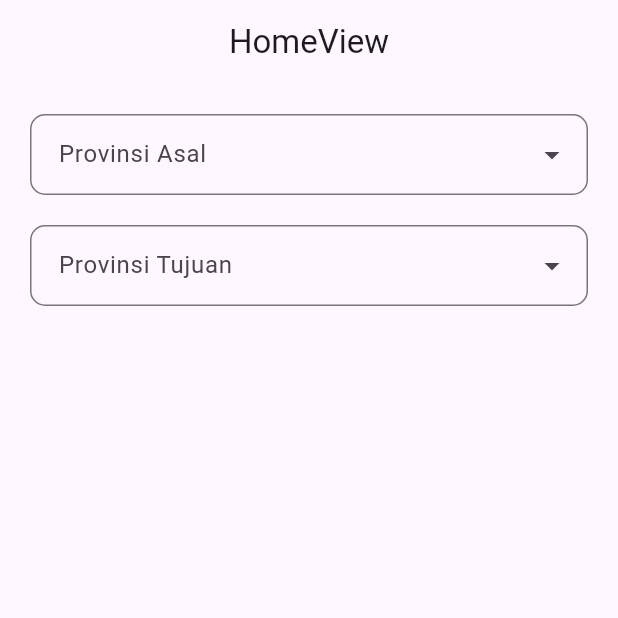
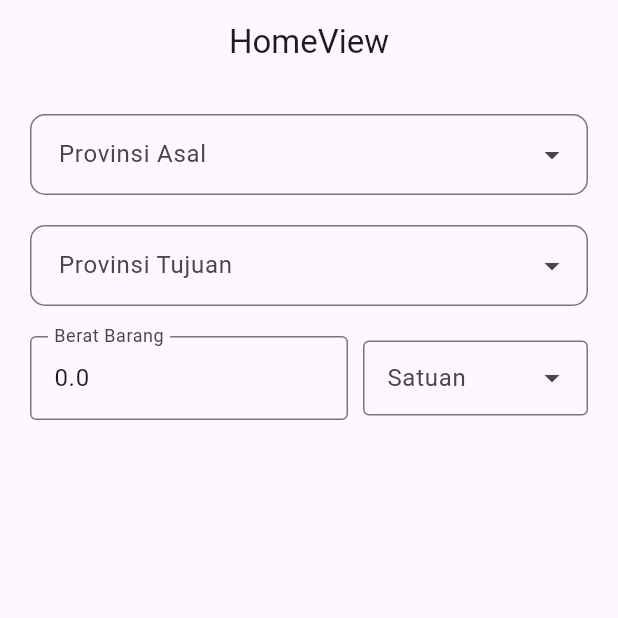
Before and after one commit to hakimxiao/ongkir-app, a Flutter app: the screen it shows after launch, on a phone screen of 412 x 824 dp, the top half of it. Run offline on Flutter 3.47's test engine with Material 3 defaults, Android fonts, the phone set to English and light mode, and no system bars; drawn by our look-alikes of dropdown_search; our stand-ins replace flutter_dotenv, get.

Commit message:
- MEMBUAT TEXT CONTROLLER YANG MENGATASI WEIGHT ATAU BERAT DARI SEBUAH BARANG YANG AKAN DI ANTAR -
*), User menggunakan satuan untuk pengelompokkan dan final value nya akan di buat dalam bentuk gram misal 1000000.0 gram untuk satu ton

```diff
--- a/lib/app/modules/home/views/home_view.dart
+++ b/lib/app/modules/home/views/home_view.dart
@@ -5,6 +5,7 @@ import 'package:get/get.dart';
 
 import 'package:ongkir/app/modules/home/views/widgets/city_dropdown.dart';
 import 'package:ongkir/app/modules/home/views/widgets/province_dropdown.dart';
+import 'package:ongkir/app/modules/home/views/widgets/berat_barang.dart';
 
 import '../controllers/home_controller.dart';
 
@@ -35,6 +36,7 @@ class HomeView extends GetView<HomeController> {
                     tipe: "tujuan",
                   ),
           ),
+          BeratBarang(),
         ],
       ),
     );
--- /dev/null
+++ b/lib/app/modules/home/views/widgets/berat_barang.dart
@@ -0,0 +1,70 @@
+// ignore_for_file: avoid_print
+
+import 'package:dropdown_search/dropdown_search.dart';
+import 'package:flutter/material.dart';
+import 'package:get/get.dart';
+
+import 'package:ongkir/app/modules/home/controllers/home_controller.dart';
+
+class BeratBarang extends GetView<HomeController> {
+  const BeratBarang({super.key});
+
+  @override
+  Widget build(BuildContext context) {
+    return Row(
+      children: [
+        Expanded(
+          child: TextField(
+            controller: controller.beratBarangC,
+            autocorrect: false,
+            keyboardType: TextInputType.numberWithOptions(decimal: true),
+            decoration: InputDecoration(
+              labelText: "Berat Barang",
+              hintText: "Berat barang",
+              border: OutlineInputBorder(),
+            ),
+            onChanged: (value) => controller.handleBeratBarang(value),
+          ),
+        ),
+        SizedBox(width: 10),
+        SizedBox(
+          width: 150,
+          height: 50,
+          child: DropdownSearch<String>(
+            items: (f, cs) => [
+              "Ton",
+              'Kwintal',
+              'Ons',
+              'Lbs',
+              'Pound',
+              'Kg',
+              'Hg',
+              'Dag',
+              'Gram',
+              'Dg',
+              'Cg',
+              'Mg',
+            ],
+            decoratorProps: DropDownDecoratorProps(
+              decoration: InputDecoration(
+                border: OutlineInputBorder(),
+                labelText: "Satuan",
+              ),
+            ),
+            popupProps: PopupProps.bottomSheet(
+              searchFieldProps: TextFieldProps(
+                decoration: InputDecoration(
+                  hintText: "Cari satuan berat",
+                  border: OutlineInputBorder(),
+                ),
+              ),
+              showSelectedItems: true,
+              showSearchBox: true,
+            ),
+            onChanged: (value) => controller.handleSatuan(value!),
+          ),
+        ),
+      ],
+    );
+  }
+}
```
Also changed, not shown: lib/app/modules/home/controllers/home_controller.dart (+143 -0 lines).
